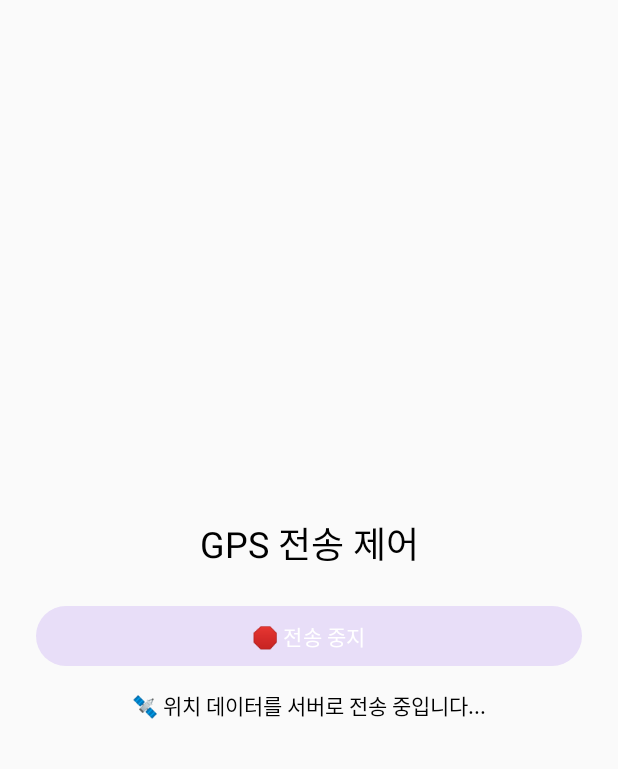
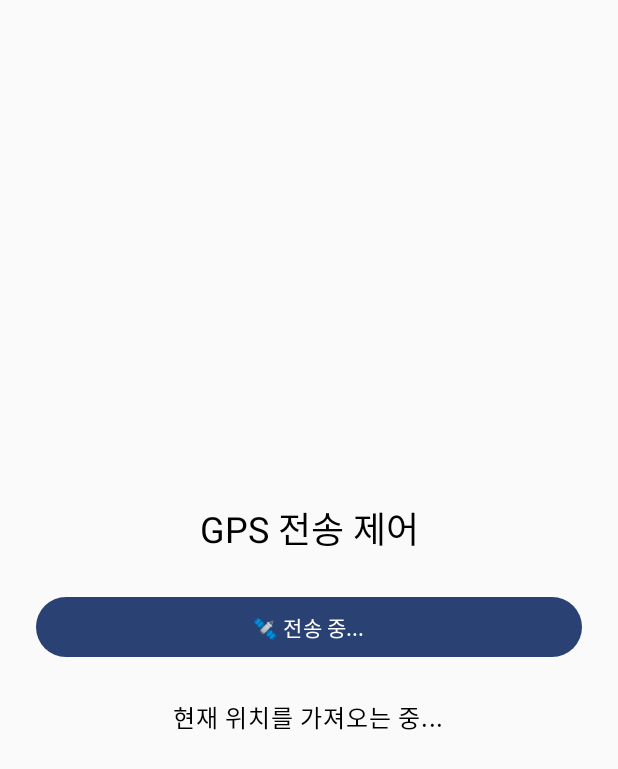
Before and after one commit to jihoo1018/runningcity, an Android app built with Jetpack Compose: the screen it shows after launch (MainActivity), after a tap on "📡 GPS 전송 시작", on a phone screen of 412 x 824 dp. Shown: the top 769 px of the screen. Run offline under Robolectric (Android 15) with nearby library versions, the phone set to English and light mode, and no system bars.

Commit message:
- Fix : 안드로이드 앱 화면에서도 GPS 수신 정보 확인되도록 수정 (S13P31A405-101)

```diff
--- a/android/app/src/main/AndroidManifest.xml
+++ b/android/app/src/main/AndroidManifest.xml
@@ -22,6 +22,7 @@
     <uses-permission android:name="android.permission.FOREGROUND_SERVICE" /><!-- 위치 추적을 위한 포그라운드 서비스 -->
 
     <application
+        android:name=".App"
         android:allowBackup="true"
         android:dataExtractionRules="@xml/data_extraction_rules"
         android:fullBackupContent="@xml/backup_rules"
--- /dev/null
+++ b/android/app/src/main/java/com/runningcity/App.kt
@@ -0,0 +1,21 @@
+package com.runningcity
+
+import android.app.Application
+import android.content.Context
+
+/**
+ * App
+ * - 전역 context를 사용하기 위한 Application 클래스
+ * - AndroidManifest.xml에서 android:name=".App" 으로 등록해야 함
+ */
+class App : Application() {
+    override fun onCreate() {
+        super.onCreate()
+        context = applicationContext
+    }
+
+    companion object {
+        lateinit var context: Context
+            private set
+    }
+}
--- a/android/app/src/main/java/com/runningcity/MainActivity.kt
+++ b/android/app/src/main/java/com/runningcity/MainActivity.kt
@@ -1,7 +1,10 @@
 package com.runningcity
 
 import android.Manifest
+import android.content.BroadcastReceiver
+import android.content.Context
 import android.content.Intent
+import android.content.IntentFilter
 import android.content.pm.PackageManager
 import android.os.Bundle
 import androidx.activity.ComponentActivity
@@ -12,51 +15,51 @@ import androidx.compose.material3.*
 import androidx.compose.runtime.*
 import androidx.compose.ui.Alignment
 import androidx.compose.ui.Modifier
+import androidx.compose.ui.platform.LocalContext
 import androidx.compose.ui.unit.dp
 import androidx.core.content.ContextCompat
+import com.runningcity.ui.theme.RunningcityTheme
 
+/**
+ * MainActivity
+ * - 앱의 메인 화면(Activity)
+ * - GPS 전송 버튼 UI를 표시하고,
+ *   버튼을 눌렀을 때 위치 서비스(LocationService)를 시작/중지함
+ */
 class MainActivity : ComponentActivity() {
 
-    private var permissionGranted = false
+    private var permissionGranted = false // 위치 권한 여부 저장용
 
     override fun onCreate(savedInstanceState: Bundle?) {
         super.onCreate(savedInstanceState)
 
-        // 요청할 권한 목록
+        // 위치 관련 권한 목록
         val permissions = arrayOf(
             Manifest.permission.ACCESS_FINE_LOCATION,
             Manifest.permission.ACCESS_COARSE_LOCATION
         )
 
-        // 권한 요청 런처
+        // 권한 요청 결과 처리
         val requestPermissionLauncher =
             registerForActivityResult(ActivityResultContracts.RequestMultiplePermissions()) { result ->
                 permissionGranted = result.values.all { it }
             }
 
-        // 기존 권한 상태 확인
+        // 현재 권한이 이미 있는지 확인
         permissionGranted = permissions.all {
             ContextCompat.checkSelfPermission(this, it) == PackageManager.PERMISSION_GRANTED
         }
 
+        // Compose UI 표시
         setContent {
-            var isSending by remember { mutableStateOf(false) }
-
-            GPSControlScreen(
-                isSending = isSending,
-                onStartClick = {
-                    if (permissionGranted) {
-                        startLocationService()
-                        isSending = true
-                    } else {
-                        requestPermissionLauncher.launch(permissions)
-                    }
-                },
-                onStopClick = {
-                    stopLocationService()
-                    isSending = false
-                }
-            )
+            RunningcityTheme {
+                GPSControlScreen(
+                    isPermissionGranted = permissionGranted,
+                    onRequestPermission = { requestPermissionLauncher.launch(permissions) },
+                    onStartService = { startLocationService() },
+                    onStopService = { stopLocationService() }
+                )
+            }
         }
     }
 
@@ -71,12 +74,47 @@ class MainActivity : ComponentActivity() {
     }
 }
 
+/**
+ * GPSControlScreen
+ * - UI 화면을 구성하는 Composable 함수
+ * - GPS 전송 버튼, 현재 위도/경도 표시
+ */
 @Composable
 fun GPSControlScreen(
-    isSending: Boolean,
-    onStartClick: () -> Unit,
-    onStopClick: () -> Unit
+    isPermissionGranted: Boolean,
+    onRequestPermission: () -> Unit,
+    onStartService: () -> Unit,
+    onStopService: () -> Unit
 ) {
+    var isSending by remember { mutableStateOf(false) }
+    var latitude by remember { mutableStateOf<Double?>(null) }
+    var longitude by remember { mutableStateOf<Double?>(null) }
+
+    val context = LocalContext.current
+
+    /**
+     * 🔊 BroadcastReceiver 등록
+     * - LocationService에서 "LOCATION_UPDATE" 액션을 수신
+     */
+    DisposableEffect(Unit) {
+        val receiver = object : BroadcastReceiver() {
+            override fun onReceive(ctx: Context?, intent: Intent?) {
+                if (intent?.action == "LOCATION_UPDATE") {
+                    latitude = intent.getDoubleExtra("latitude", 0.0)
+                    longitude = intent.getDoubleExtra("longitude", 0.0)
+                }
+            }
+        }
+
+        val filter = IntentFilter("LOCATION_UPDATE")
+        context.registerReceiver(receiver, filter)
+
+        onDispose {
+            context.unregisterReceiver(receiver)
+        }
+    }
+
+    // 화면 UI
     Column(
         modifier = Modifier
             .fillMaxSize()
@@ -87,26 +125,33 @@ fun GPSControlScreen(
         Text(
             text = "GPS 전송 제어",
             style = MaterialTheme.typography.headlineSmall,
-            modifier = Modifier.padding(bottom = 20.dp)
+            modifier = Modifier.padding(bottom = 24.dp)
         )
 
-        if (!isSending) {
-            Button(onClick = onStartClick, modifier = Modifier.fillMaxWidth()) {
-                Text("📡 GPS 전송 시작")
-            }
-        } else {
-            Button(
-                onClick = onStopClick,
-                modifier = Modifier.fillMaxWidth(),
-                colors = ButtonDefaults.buttonColors(
-                    containerColor = MaterialTheme.colorScheme.secondaryContainer
-                )
-            ) {
-                Text("🛑 전송 중지")
-            }
+        // 전송 버튼
+        Button(
+            onClick = {
+                if (isPermissionGranted) {
+                    if (!isSending) onStartService() else onStopService()
+                    isSending = !isSending
+                } else {
+                    onRequestPermission()
+                }
+            },
+            modifier = Modifier.fillMaxWidth()
+        ) {
+            Text(if (isSending) "🛰 전송 중..." else "📡 GPS 전송 시작")
+        }
 
-            Spacer(modifier = Modifier.height(12.dp))
-            Text("🛰 위치 데이터를 서버로 전송 중입니다...")
-        }
+        Spacer(modifier = Modifier.height(24.dp))
+
+        // 현재 위치 표시
+        Text(
+            text = if (latitude != null && longitude != null)
+                "위도: %.6f\n경도: %.6f".format(latitude, longitude)
+            else
+                "현재 위치를 가져오는 중...",
+            style = MaterialTheme.typography.bodyLarge
+        )
     }
 }
```
Also changed, not shown: android/app/src/main/java/com/runningcity/LocationService.kt (+28 -6 lines), android/app/src/main/java/com/runningcity/NetworkClient.kt (+14 -8 lines).
